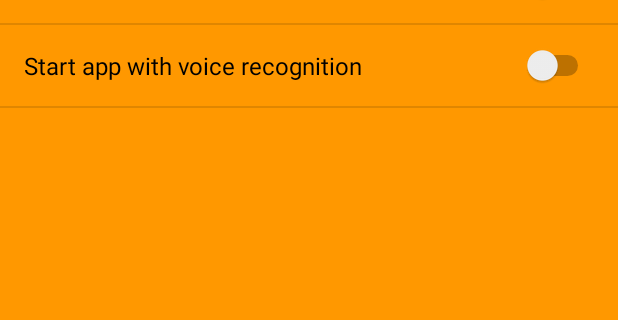
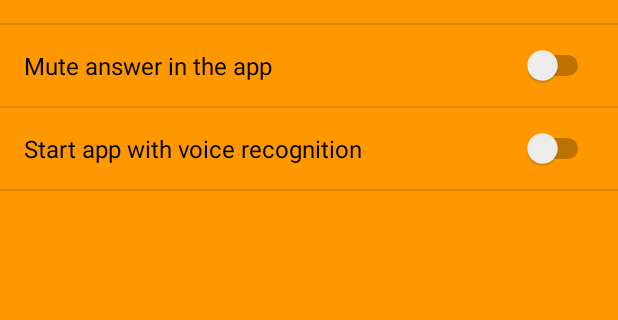
Before and after one commit to Oliv4945/jarvis-android-app, an Android app: the screen it shows after launch (MyPreferencesActivity), on a phone screen of 412 x 824 dp, the part 478-798 px from its top. Run offline under Robolectric (Android 15) with nearby library versions, the phone set to English and light mode, and no system bars; our stand-ins replace Volley; 1 statement that could not run was skipped.

Commit message:
Add local app mute option

```diff
--- a/app/src/main/java/net/iopush/jarvis/MainActivity.java
+++ b/app/src/main/java/net/iopush/jarvis/MainActivity.java
@@ -60,6 +60,7 @@ public class MainActivity extends AppCompatActivity {
     private String serverKey;
     private Boolean sttAtStart;
     private Boolean muteRemoteJarvis;
+    private Boolean muteLocalJarvis;
     private String jarvisOrder;
 
     @Override
@@ -107,6 +108,7 @@ public class MainActivity extends AppCompatActivity {
         serverKey = SP.getString("serverKey", "");
         sttAtStart = SP.getBoolean("sttAtStart", false);
         muteRemoteJarvis = SP.getBoolean("muteRemoteJarvis", false);
+        muteLocalJarvis = SP.getBoolean("muteLocalJarvis", false);
         if (serverUrl == "NA") {
             Intent i = new Intent(this, MyPreferencesActivity.class);
             startActivity(i);
@@ -127,6 +129,7 @@ public class MainActivity extends AppCompatActivity {
         serverPort = SP.getString("serverPort", "NA");
         serverKey = SP.getString("serverKey", "");
         muteRemoteJarvis = SP.getBoolean("muteRemoteJarvis", false);
+        muteLocalJarvis = SP.getBoolean("muteLocalJarvis", false);
         // Add "http;//" if it is missing, test only the first 4 characters in case of secure address
         if (!serverUrl.substring(0, 4).equals("http")) {
             serverUrl = "http://" + serverUrl;
@@ -205,10 +208,12 @@ public class MainActivity extends AppCompatActivity {
                                                 jarvisConversationList.add(0, new ConversationObject("Jarvis", c.getString("Jarvis")));
                                                 recyclerViewConversation.getAdapter().notifyItemInserted(0);
                                                 recyclerViewConversation.smoothScrollToPosition(0);
-                                                if (android.os.Build.VERSION.SDK_INT >= 21) {
-                                                    ttsEngine.speak(c.getString("Jarvis"), TextToSpeech.QUEUE_ADD, null, c.getString("Jarvis"));
-                                                } else {
-                                                    ttsEngine.speak(c.getString("Jarvis"), TextToSpeech.QUEUE_ADD, null);
+                                                if (!muteLocalJarvis) {
+                                                    if (android.os.Build.VERSION.SDK_INT >= 21) {
+                                                        ttsEngine.speak(c.getString("Jarvis"), TextToSpeech.QUEUE_ADD, null, c.getString("Jarvis"));
+                                                    } else {
+                                                        ttsEngine.speak(c.getString("Jarvis"), TextToSpeech.QUEUE_ADD, null);
+                                                    }
                                                 }
                                             }
 
--- a/app/src/main/res/values/strings.xml
+++ b/app/src/main/res/values/strings.xml
@@ -12,6 +12,7 @@
     <string name="pref_serverKey_summary">Key if used, leave blank otherwise</string>
     <string name="pref_sttAtStart">Start app with voice recognition</string>
     <string name="pref_muteRemoteJarvis">Mute answer on remote Jarvis</string>
+    <string name="pref_muteLocalJarvis">Mute answer in the app</string>
     <string name="volleyError">Error, try again</string>
     <string name="invalidAPIKey">Invalid Jarvis-api key</string>
     <string name="missingAPIKey">Missing Jarvis-api key</string>
--- a/app/src/main/res/xml/preferences.xml
+++ b/app/src/main/res/xml/preferences.xml
@@ -26,6 +26,10 @@
         android:title="@string/pref_muteRemoteJarvis" />
     <SwitchPreference
         android:defaultValue="false"
+        android:key="muteLocalJarvis"
+        android:title="@string/pref_muteLocalJarvis" />
+    <SwitchPreference
+        android:defaultValue="false"
         android:key="sttAtStart"
         android:title="@string/pref_sttAtStart" />
 </PreferenceScreen>
```
Also changed, not shown: 1 other file.
